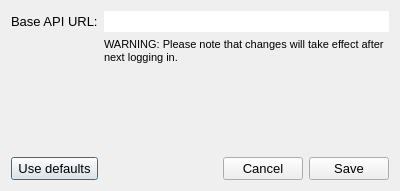
This is threedi_api_qgis_client/ui/settings.ui in nens/threedi-api-qgis-client as Qt 5 draws it before an edit. The edited form follows.
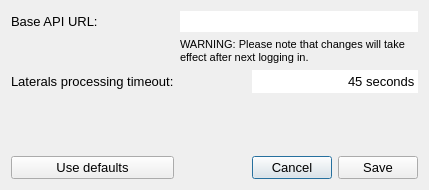
This is the edited form.

Commit message: Added laterals processing timeout value.

Patch:
```diff
--- a/threedi_api_qgis_client/ui/settings.ui
+++ b/threedi_api_qgis_client/ui/settings.ui
@@ -6,8 +6,8 @@
    <rect>
     <x>0</x>
     <y>0</y>
-    <width>400</width>
-    <height>191</height>
+    <width>429</width>
+    <height>190</height>
    </rect>
   </property>
   <property name="font">
@@ -20,6 +20,26 @@
    <string>3Di API Client settings</string>
   </property>
   <layout class="QGridLayout" name="gridLayout">
+   <item row="0" column="0">
+    <widget class="QLabel" name="label">
+     <property name="text">
+      <string>Base API URL:</string>
+     </property>
+    </widget>
+   </item>
+   <item row="5" column="0">
+    <spacer name="verticalSpacer">
+     <property name="orientation">
+      <enum>Qt::Vertical</enum>
+     </property>
+     <property name="sizeHint" stdset="0">
+      <size>
+       <width>20</width>
+       <height>40</height>
+      </size>
+     </property>
+    </spacer>
+   </item>
    <item row="0" column="1" colspan="3">
     <widget class="QLineEdit" name="api_url_le">
      <property name="text">
@@ -30,7 +50,7 @@
      </property>
     </widget>
    </item>
-   <item row="4" column="1">
+   <item row="6" column="1">
     <spacer name="horizontalSpacer">
      <property name="orientation">
       <enum>Qt::Horizontal</enum>
@@ -43,47 +63,20 @@
      </property>
     </spacer>
    </item>
-   <item row="0" column="0">
-    <widget class="QLabel" name="label">
-     <property name="text">
-      <string>Base API URL:</string>
-     </property>
-    </widget>
-   </item>
-   <item row="4" column="0">
-    <widget class="QPushButton" name="defaults_pb">
-     <property name="text">
-      <string>Use defaults</string>
-     </property>
-    </widget>
-   </item>
-   <item row="4" column="2">
+   <item row="6" column="2">
     <widget class="QPushButton" name="cancel_pb">
      <property name="text">
       <string>Cancel</string>
      </property>
     </widget>
    </item>
-   <item row="4" column="3">
+   <item row="6" column="3">
     <widget class="QPushButton" name="save_pb">
      <property name="text">
       <string>Save</string>
      </property>
     </widget>
    </item>
-   <item row="3" column="0">
-    <spacer name="verticalSpacer">
-     <property name="orientation">
-      <enum>Qt::Vertical</enum>
-     </property>
-     <property name="sizeHint" stdset="0">
-      <size>
-       <width>20</width>
-       <height>40</height>
-      </size>
-     </property>
-    </spacer>
-   </item>
    <item row="2" column="1" colspan="3">
     <widget class="QLabel" name="label_2">
      <property name="font">
@@ -99,6 +92,51 @@
      </property>
     </widget>
    </item>
+   <item row="6" column="0">
+    <widget class="QPushButton" name="defaults_pb">
+     <property name="text">
+      <string>Use defaults</string>
+     </property>
+    </widget>
+   </item>
+   <item row="4" column="0">
+    <widget class="QLabel" name="label_3">
+     <property name="text">
+      <string>Laterals processing timeout:</string>
+     </property>
+    </widget>
+   </item>
+   <item row="4" column="2" colspan="2">
+    <widget class="QSpinBox" name="laterals_timeout_sb">
+     <property name="styleSheet">
+      <string notr="true">QSpinBox {background-color: white;}</string>
+     </property>
+     <property name="frame">
+      <bool>false</bool>
+     </property>
+     <property name="alignment">
+      <set>Qt::AlignRight|Qt::AlignTrailing|Qt::AlignVCenter</set>
+     </property>
+     <property name="buttonSymbols">
+      <enum>QAbstractSpinBox::NoButtons</enum>
+     </property>
+     <property name="suffix">
+      <string> seconds</string>
+     </property>
+     <property name="prefix">
+      <string/>
+     </property>
+     <property name="minimum">
+      <number>1</number>
+     </property>
+     <property name="maximum">
+      <number>86400</number>
+     </property>
+     <property name="value">
+      <number>45</number>
+     </property>
+    </widget>
+   </item>
   </layout>
  </widget>
  <tabstops>
```
The commit also changes 2 other files.
